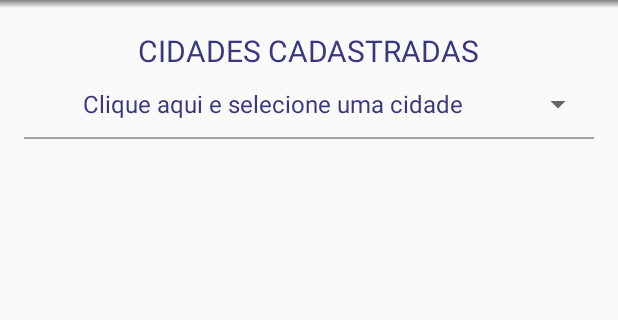
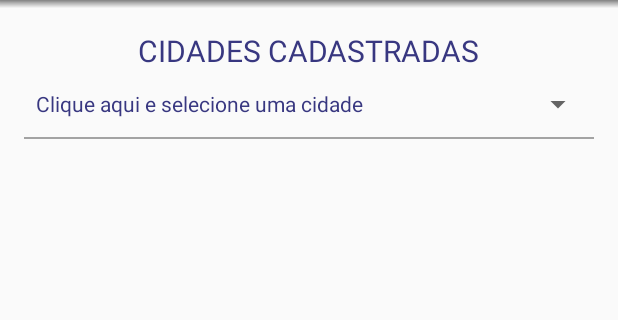
Before and after one commit to jjtoledo/guiacom, an Android app: the screen it shows after launch (MainActivity), on a phone screen of 412 x 824 dp, the part 84-404 px from its top. Run offline under Robolectric (Android 15) with nearby library versions, the phone set to English and light mode, and no system bars; our stand-ins replace Picasso; libraries missing offline, so code that uses them is left out: com.amigold.fundapter; pictures from the network do not load.

Commit message:
correções: posição btn_search, tamanho de fonte

```diff
--- a/app/build.gradle
+++ b/app/build.gradle
@@ -8,8 +8,8 @@ android {
         applicationId "com.jose.guiacom"
         minSdkVersion 14
         targetSdkVersion 25
-        versionCode 29
-        versionName "4.1.2"
+        versionCode 30
+        versionName "4.1.3"
     }
     buildTypes {
         debug {
--- a/app/src/main/java/com/jose/guiacom/MainActivity.java
+++ b/app/src/main/java/com/jose/guiacom/MainActivity.java
@@ -343,7 +343,7 @@ public class MainActivity extends AppCompatActivity implements Urls {
                         cidadesNome.add(0, "Clique aqui e selecione uma cidade");
 
                         ArrayAdapter<String> cidadesAdapter =
-                                new ArrayAdapter<>(MainActivity.this, android.R.layout.simple_spinner_item, cidadesNome);
+                                new ArrayAdapter<>(MainActivity.this, R.layout.spinner_layout, cidadesNome);
 
                         cidadesAdapter.setDropDownViewResource(android.R.layout.simple_spinner_dropdown_item);
 
@@ -358,7 +358,7 @@ public class MainActivity extends AppCompatActivity implements Urls {
                         cidadesNome.add(0, cidadeSigla);
 
                         ArrayAdapter<String> cidadesAdapter =
-                                new ArrayAdapter<>(MainActivity.this, android.R.layout.simple_spinner_item, cidadesNome);
+                                new ArrayAdapter<>(MainActivity.this, R.layout.spinner_layout, cidadesNome);
 
                         cidadesAdapter.setDropDownViewResource(android.R.layout.simple_spinner_dropdown_item);
 
@@ -526,7 +526,7 @@ public class MainActivity extends AppCompatActivity implements Urls {
                         cidadesNome.add(0, "Clique aqui e selecione uma cidade");
 
                         ArrayAdapter<String> cidadesAdapter =
-                                new ArrayAdapter<>(MainActivity.this, android.R.layout.simple_spinner_item, cidadesNome);
+                                new ArrayAdapter<>(MainActivity.this, R.layout.spinner_layout, cidadesNome);
 
                         cidadesAdapter.setDropDownViewResource(android.R.layout.simple_spinner_dropdown_item);
 
@@ -540,7 +540,7 @@ public class MainActivity extends AppCompatActivity implements Urls {
                         cidadesNome.add(0, "Clique aqui e selecione uma cidade");
 
                         ArrayAdapter<String> cidadesAdapter =
-                                new ArrayAdapter<>(MainActivity.this, android.R.layout.simple_spinner_item, cidadesNome);
+                                new ArrayAdapter<>(MainActivity.this, R.layout.spinner_layout, cidadesNome);
 
                         cidadesAdapter.setDropDownViewResource(android.R.layout.simple_spinner_dropdown_item);
 
--- a/app/src/main/res/layout/content_main.xml
+++ b/app/src/main/res/layout/content_main.xml
@@ -83,12 +83,23 @@
             android:layout_alignParentRight="true"
             android:layout_alignParentEnd="true" />
 
+        <ImageButton
+            android:layout_width="wrap_content"
+            android:layout_height="wrap_content"
+            android:layout_below="@+id/Divisor1"
+            android:layout_centerHorizontal="true"
+            android:visibility="gone"
+            android:id="@+id/btn_buscar"
+            android:layout_marginTop="10sp"
+            android:src="@drawable/btn_buscar"
+            android:padding="0dp"/>
+
         <LinearLayout
             android:orientation="horizontal"
             android:layout_width="match_parent"
             android:layout_height="wrap_content"
             android:id="@+id/l1"
-            android:layout_below="@+id/Divisor1"
+            android:layout_below="@+id/btn_buscar"
             android:layout_alignParentLeft="true"
             android:layout_alignParentStart="true">
 
@@ -562,17 +573,6 @@
             android:layout_toRightOf="@+id/imageView49"
             android:layout_toEndOf="@+id/imageView49" />
 
-        <ImageButton
-            android:layout_width="wrap_content"
-            android:layout_height="wrap_content"
-            android:layout_below="@+id/imageView50"
-            android:layout_centerHorizontal="true"
-            android:visibility="gone"
-            android:id="@+id/btn_buscar"
-            android:layout_marginTop="10sp"
-            android:src="@drawable/btn_buscar"
-            android:padding="0dp"/>
-
         <!--
        <ImageView
            android:layout_width="wrap_content"
--- /dev/null
+++ b/app/src/main/res/layout/spinner_layout.xml
@@ -0,0 +1,10 @@
+<?xml version="1.0" encoding="utf-8"?>
+<TextView xmlns:android="http://schemas.android.com/apk/res/android"
+    android:id="@android:id/text1"
+    style="?android:attr/spinnerItemStyle"
+    android:layout_width="match_parent"
+    android:layout_height="wrap_content"
+    android:ellipsize="marquee"
+    android:textAlignment="inherit"
+    android:textSize="14sp"
+    android:maxLines="1" />
--- a/app/src/main/res/values/strings.xml
+++ b/app/src/main/res/values/strings.xml
@@ -23,7 +23,7 @@
 
     <!-- Detalhes Cidade -->
     <string name="txtSobre">Sobre: </string>
-    <string name="txtApoio">Apoio Cultural: </string>
+    <string name="txtApoio">Apoio: </string>
 
     <!-- Segmentos -->
     <string name="title_activity_segment">Segmentos</string>
```
Also changed, not shown: app/src/main/res/drawable-hdpi/btn_buscar.png, app/src/main/res/drawable-mdpi/btn_buscar.png.
